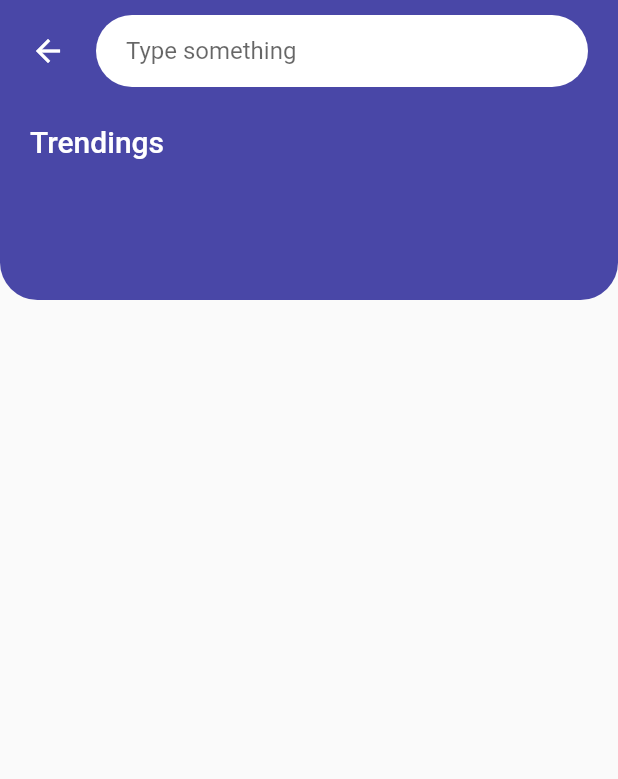
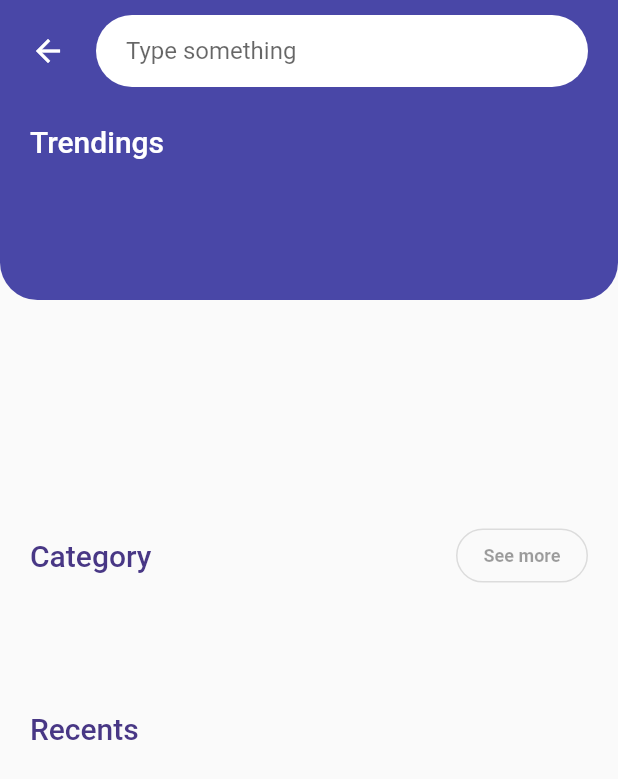
Before and after one commit to Luccasoli/flutter_ui_implementations, a Flutter app: the screen it shows after launch, on a phone screen of 412 x 824 dp. Shown: the top 779 px of the screen. Run offline on Flutter 3.47's test engine with Material 2 defaults, Android fonts, the phone set to English and light mode, and no system bars; our stand-ins replace dio; network calls fail.

Commit message:
starting with recents section

```diff
--- a/cinema_app/lib/main.dart
+++ b/cinema_app/lib/main.dart
@@ -17,6 +17,7 @@ class Main extends StatelessWidget {
       initialRoute: 'Home',
       theme: ThemeData(
         primaryColor: hexToColor('#4947a7'),
+        accentColor: hexToColor('#483785'),
       ),
       routes: {
         'Home': (context) => HomePage(),
--- /dev/null
+++ b/cinema_app/lib/models/now_playing_movies_list.dart
@@ -0,0 +1,62 @@
+import 'movie.dart';
+
+class NowPlayingMoviesList {
+  int page;
+  List<Movie> results;
+  Dates dates;
+  int totalPages;
+  int totalResults;
+
+  NowPlayingMoviesList(
+      {this.page,
+      this.results,
+      this.dates,
+      this.totalPages,
+      this.totalResults});
+
+  NowPlayingMoviesList.fromJson(Map<String, dynamic> json) {
+    page = json['page'];
+    if (json['results'] != null) {
+      results = new List<Movie>();
+      json['results'].forEach((v) {
+        results.add(new Movie.fromJson(v));
+      });
+    }
+    dates = json['dates'] != null ? new Dates.fromJson(json['dates']) : null;
+    totalPages = json['total_pages'];
+    totalResults = json['total_results'];
+  }
+
+  Map<String, dynamic> toJson() {
+    final Map<String, dynamic> data = new Map<String, dynamic>();
+    data['page'] = this.page;
+    if (this.results != null) {
+      data['results'] = this.results.map((v) => v.toJson()).toList();
+    }
+    if (this.dates != null) {
+      data['dates'] = this.dates.toJson();
+    }
+    data['total_pages'] = this.totalPages;
+    data['total_results'] = this.totalResults;
+    return data;
+  }
+}
+
+class Dates {
+  String maximum;
+  String minimum;
+
+  Dates({this.maximum, this.minimum});
+
+  Dates.fromJson(Map<String, dynamic> json) {
+    maximum = json['maximum'];
+    minimum = json['minimum'];
+  }
+
+  Map<String, dynamic> toJson() {
+    final Map<String, dynamic> data = new Map<String, dynamic>();
+    data['maximum'] = this.maximum;
+    data['minimum'] = this.minimum;
+    return data;
+  }
+}
--- a/cinema_app/lib/models/PopularMoviesList.dart
+++ b/cinema_app/lib/models/popular_movies_list.dart
@@ -1,4 +1,4 @@
-import 'package:cinema_app/models/Movie.dart';
+import 'movie.dart';
 
 class PopularMoviesList {
   int page;
--- a/cinema_app/lib/screens/home_page.dart
+++ b/cinema_app/lib/screens/home_page.dart
@@ -1,9 +1,11 @@
-import 'package:cinema_app/models/Movie.dart';
 import 'package:cinema_app/models/genres.dart';
+import 'package:cinema_app/models/movie.dart';
+import 'package:cinema_app/models/now_playing_movies_list.dart';
+import 'package:cinema_app/models/popular_movies_list.dart';
 import 'package:cinema_app/services/api.dart';
+import 'package:cinema_app/widgets/genres_list_horizontal.dart';
 import 'package:cinema_app/widgets/header.dart';
-import 'package:cinema_app/widgets/movie_item_with_title.dart';
-import 'package:cinema_app/widgets/movie_list_horizontal.dart';
+import 'package:cinema_app/widgets/movies_list_horizontal.dart';
 import 'package:cinema_app/widgets/section_title.dart';
 import 'package:flutter/material.dart';
 
@@ -13,25 +15,29 @@ class HomePage extends StatefulWidget {
 }
 
 class _HomePageState extends State<HomePage> {
-  List<Movie> moviesList = [];
+  List<Movie> popularMoviesList = [];
   List<Genres> genresList = [];
+  List<Movie> nowPlayingMoviesList = [];
 
   @override
   void initState() {
     super.initState();
-    api.getPopularMovies().then(
-      (data) {
-        setState(() {
-          moviesList =
-              data.results.where((item) => item.backdropPath != null).toList();
+    Future.wait([
+      api.getPopularMovies(),
+      api.getGenresList(),
+      api.getNowPlayingList()
+    ]).then((onValue) => {
+          setState(() {
+            final tempPopularMoviesList = onValue[0] as PopularMoviesList;
+            final tempGenresList = onValue[1] as GenresList;
+            final tempNowPlayingMoviesList = onValue[2] as NowPlayingMoviesList;
+
+            genresList = tempGenresList.genres;
+            popularMoviesList = tempPopularMoviesList.results
+                .where((item) => item.backdropPath != null)
+                .toList();
+          })
         });
-      },
-    );
-    api.getGenresList().then((data) {
-      setState(() {
-        genresList = data.genres;
-      });
-    });
   }
 
   @override
@@ -64,18 +70,63 @@ class _HomePageState extends State<HomePage> {
                   SizedBox(
                     height: 25,
                   ),
-                  SectionTitle(),
+                  SectionTitle(
+                    title: 'Trendings',
+                  ),
                   SizedBox(
                     height: 25,
                   ),
-                  MovieListHorizontal(
-                    moviesList: moviesList,
+                  MoviesListHorizontal(
+                    popularMoviesList: popularMoviesList,
                     genresList: genresList,
-                  )
+                  ),
+                  SizedBox(
+                    height: 30,
+                  ),
+                  Row(
+                    mainAxisAlignment: MainAxisAlignment.spaceBetween,
+                    children: <Widget>[
+                      SectionTitle(
+                        title: 'Category',
+                        color: theme.accentColor,
+                      ),
+                      OutlineButton(
+                        onPressed: () {},
+                        child: Text(
+                          'See more',
+                          style: theme.textTheme.caption.copyWith(
+                            fontSize: 12,
+                            fontWeight: FontWeight.bold,
+                            color: Colors.black38,
+                          ),
+                        ),
+                        shape: RoundedRectangleBorder(
+                          borderRadius: BorderRadius.circular(18.0),
+                        ),
+                      )
+                    ],
+                  ),
+                  GenresListHorizontal(genresList: genresList),
+                  SectionTitle(
+                    title: 'Recents',
+                    color: theme.accentColor,
+                  ),
+                  SizedBox(
+                    height: 200,
+                    child: GridView.builder(
+                      gridDelegate: SliverGridDelegateWithMaxCrossAxisExtent(
+                        maxCrossAxisExtent: 300,
+                      ),
+                      itemCount: nowPlayingMoviesList.length,
+                      itemBuilder: (context, index) {
+                        return Text('oi');
+                      },
+                    ),
+                  ),
                 ],
               ),
             ),
-          )
+          ),
         ],
       ),
     );
--- /dev/null
+++ b/cinema_app/lib/widgets/genres_list_horizontal.dart
@@ -0,0 +1,28 @@
+import 'package:cinema_app/models/genres.dart';
+import 'package:flutter/material.dart';
+
+class GenresListHorizontal extends StatelessWidget {
+  const GenresListHorizontal({
+    Key key,
+    @required this.genresList,
+  }) : super(key: key);
+
+  final List<Genres> genresList;
+
+  @override
+  Widget build(BuildContext context) {
+    return SizedBox(
+      height: 80,
+      child: ListView.separated(
+        separatorBuilder: (context, i) => SizedBox(
+          width: 25,
+        ),
+        itemCount: genresList.length,
+        scrollDirection: Axis.horizontal,
+        itemBuilder: (context, i) => Text(
+          genresList[i].name,
+        ),
+      ),
+    );
+  }
+}
--- a/cinema_app/lib/widgets/movie_item_with_title.dart
+++ b/cinema_app/lib/widgets/movie_item_with_title.dart
@@ -1,5 +1,5 @@
-import 'package:cinema_app/models/Movie.dart';
 import 'package:cinema_app/models/genres.dart';
+import 'package:cinema_app/models/movie.dart';
 import 'package:flutter/material.dart';
 
 class MovieItemWithTitle extends StatelessWidget {
--- a/cinema_app/lib/widgets/movie_list_horizontal.dart
+++ b/cinema_app/lib/widgets/movies_list_horizontal.dart
@@ -1,17 +1,17 @@
-import 'package:cinema_app/models/Movie.dart';
 import 'package:cinema_app/models/genres.dart';
+import 'package:cinema_app/models/movie.dart';
 import 'package:flutter/material.dart';
 
 import 'movie_item_with_title.dart';
 
-class MovieListHorizontal extends StatelessWidget {
-  const MovieListHorizontal({
+class MoviesListHorizontal extends StatelessWidget {
+  const MoviesListHorizontal({
     Key key,
-    @required this.moviesList,
+    @required this.popularMoviesList,
     @required this.genresList,
   }) : super(key: key);
 
-  final List<Movie> moviesList;
+  final List<Movie> popularMoviesList;
   final List<Genres> genresList;
 
   @override
@@ -27,10 +27,10 @@ class MovieListHorizontal extends StatelessWidget {
           );
         },
         scrollDirection: Axis.horizontal,
-        itemCount: moviesList.length,
+        itemCount: popularMoviesList.length,
         itemBuilder: (context, i) {
           return MovieItemWithTitle(
-            movieItem: moviesList[i],
+            movieItem: popularMoviesList[i],
             genresList: genresList,
           );
         },
--- a/cinema_app/lib/widgets/section_title.dart
+++ b/cinema_app/lib/widgets/section_title.dart
@@ -3,16 +3,18 @@ import 'package:flutter/material.dart';
 class SectionTitle extends StatelessWidget {
   const SectionTitle({
     Key key,
+    @required this.title,
     this.color = Colors.white,
   }) : super(key: key);
 
   final Color color;
+  final String title;
 
   @override
   Widget build(BuildContext context) {
     final theme = Theme.of(context);
     return Text(
-      'Trendings',
+      title,
       style: theme.textTheme.title.copyWith(
         color: color,
       ),
```
Also changed, not shown: cinema_app/lib/services/api.dart (+30 -2 lines), cinema_app/lib/models/movie.dart (renamed from cinema_app/lib/models/Movie.dart).
